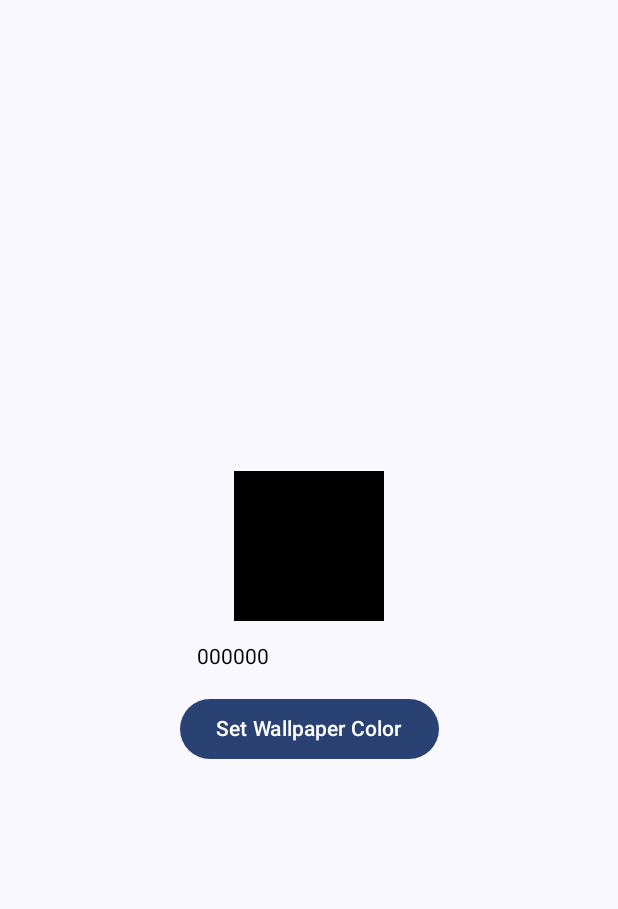
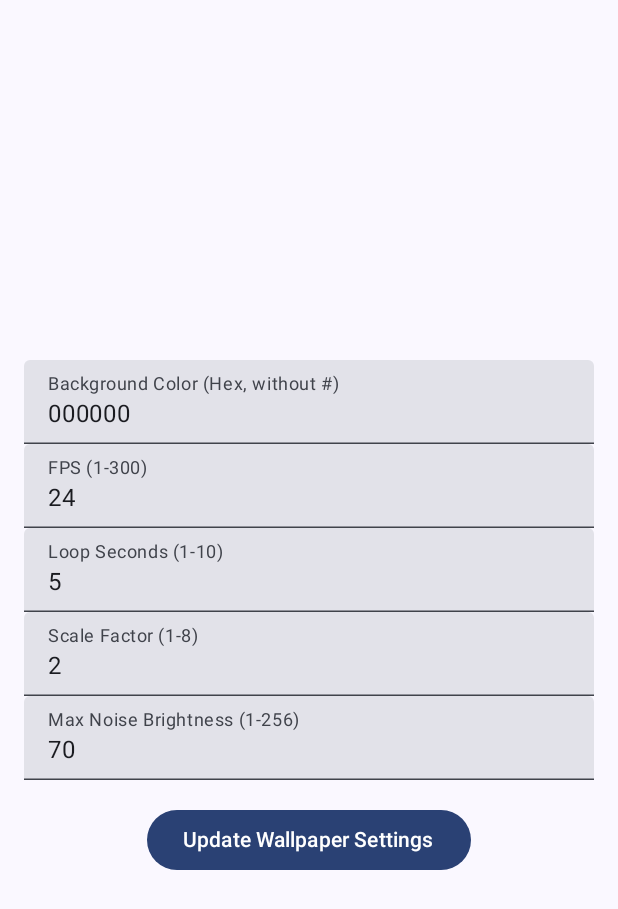
Before and after one commit to ImranR98/Wallstopper, an Android app built with Jetpack Compose: the screen it shows after launch (MainActivity), on a phone screen of 412 x 824 dp. Shown: the top 909 px of the screen. Run offline under Robolectric (Android 15) with nearby library versions, the phone set to English and light mode, and no system bars.

Commit message:
Add more settings

```diff
--- a/app/src/main/java/dev/imranr/staticwall/MainActivity.kt
+++ b/app/src/main/java/dev/imranr/staticwall/MainActivity.kt
@@ -31,14 +31,22 @@ import androidx.compose.foundation.text.BasicTextField
 import androidx.compose.material3.Button
 import androidx.compose.material3.Text
 import androidx.compose.runtime.*
+import androidx.compose.ui.unit.dp
+import android.content.SharedPreferences
+import android.graphics.Color
+import androidx.activity.compose.setContent
+import androidx.compose.foundation.layout.*
+import androidx.compose.material3.*
+import androidx.compose.runtime.*
 import androidx.compose.ui.Alignment
-import androidx.compose.ui.graphics.Color
+import androidx.compose.ui.graphics.Color as ComposeColor
 import androidx.compose.ui.unit.dp
 
 class MainActivity : ComponentActivity() {
     @OptIn(ExperimentalStdlibApi::class)
     override fun onCreate(savedInstanceState: Bundle?) {
         super.onCreate(savedInstanceState)
+        val prefs = getSharedPreferences("wallpaper_prefs", MODE_PRIVATE)
         setContent {
             StaticWallTheme {
                 // A surface container using the 'background' color from the theme
@@ -46,19 +54,13 @@ class MainActivity : ComponentActivity() {
                     modifier = Modifier.fillMaxSize(),
                     color = MaterialTheme.colorScheme.background
                 ) {
-                    var colorText by remember { mutableStateOf(TextFieldValue((initColour.toHexString(format = HexFormat.UpperCase)).substring(2))) }
-                    var isValidColor by remember { mutableStateOf(true) }
-                    var currentColor by remember { mutableStateOf(Color(initColour)) }
+                    var colorInput by remember { mutableStateOf(TextFieldValue((initColour.toHexString(format = HexFormat.UpperCase)).substring(2))) }
+                    var fpsInput by remember { mutableStateOf(TextFieldValue(initFPS.toString())) }
+                    var loopSecondsInput by remember { mutableStateOf(TextFieldValue(initLoopSeconds.toString())) }
+                    var scaleFactorInput by remember { mutableStateOf(TextFieldValue(initScaleFactor.toString())) }
+                    var maxNoiseBrightnessInput by remember { mutableStateOf(TextFieldValue(
+                        initMaxNoiseBrightness.toString())) }
 
-                    // Function to validate the color input
-                    fun isValidHexColor(input: String): Boolean {
-                        return input.length == 6 && input.all { it.isDigit() || it in 'A'..'F' || it in 'a'..'f' }
-                    }
-
-                    // Validate the input
-                    isValidColor = isValidHexColor(colorText.text)
-
-                    // UI with Jetpack Compose
                     Column(
                         modifier = Modifier
                             .fillMaxSize()
@@ -66,54 +68,64 @@ class MainActivity : ComponentActivity() {
                         horizontalAlignment = Alignment.CenterHorizontally,
                         verticalArrangement = Arrangement.Center
                     ) {
-                        // Preview box
-                        Box(
-                            modifier = Modifier
-                                .size(100.dp)
-                                .background(currentColor)
-                                .padding(16.dp)
+                        TextField(
+                            value = colorInput,
+                            onValueChange = { colorInput = it },
+                            label = { Text("Background Color (Hex, without #)") },
+                            modifier = Modifier.fillMaxWidth()
+                        )
+                        TextField(
+                            value = fpsInput,
+                            onValueChange = { fpsInput = it },
+                            label = { Text("FPS (1-300)") },
+                            modifier = Modifier.fillMaxWidth()
+                        )
+                        TextField(
+                            value = loopSecondsInput,
+                            onValueChange = { loopSecondsInput = it },
+                            label = { Text("Loop Seconds (1-10)") },
+                            modifier = Modifier.fillMaxWidth()
+                        )
+                        TextField(
+                            value = scaleFactorInput,
+                            onValueChange = { scaleFactorInput = it },
+                            label = { Text("Scale Factor (1-8)") },
+                            modifier = Modifier.fillMaxWidth()
+                        )
+                        TextField(
+                            value = maxNoiseBrightnessInput,
+                            onValueChange = { maxNoiseBrightnessInput = it },
+                            label = { Text("Max Noise Brightness (1-256)") },
+                            modifier = Modifier.fillMaxWidth()
                         )
 
-                        Spacer(modifier = Modifier.height(16.dp))
-
-                        // Text input for color
-                        BasicTextField(
-                            value = colorText,
-                            onValueChange = { colorText = it },
-                            modifier = Modifier
-                                .width(150.dp)
-                                .align(Alignment.CenterHorizontally)
-                        )
-
-                        Spacer(modifier = Modifier.height(16.dp))
-
-                        // Set color button
                         Button(
                             onClick = {
-                                val colorString = "#" + colorText.text // Prepend `#` to hex code
-                                val color = try {
-                                    android.graphics.Color.parseColor(colorString)
-                                } catch (e: IllegalArgumentException) {
-                                    print(e);
-                                    initColour // Fallback color
+                                // Validate and save inputs
+                                val colorHex = colorInput.text
+                                val fps = fpsInput.text.toIntOrNull()?.coerceIn(1, 300) ?: initFPS
+                                val loopSeconds = loopSecondsInput.text.toIntOrNull()?.coerceIn(1, 10) ?: initLoopSeconds
+                                val scaleFactor = scaleFactorInput.text.toIntOrNull()?.coerceIn(1, 8) ?: initScaleFactor
+                                val maxNoiseBrightness = maxNoiseBrightnessInput.text.toIntOrNull()?.coerceIn(1, 256) ?: initMaxNoiseBrightness
+
+                                val color = if (colorHex.startsWith("#")) {
+                                    Color.parseColor(colorHex)
+                                } else {
+                                    Color.parseColor("#$colorHex")
                                 }
 
-                                // Save the selected color in SharedPreferences
-                                val sharedPrefs = getSharedPreferences("wallpaper_prefs", MODE_PRIVATE)
-                                sharedPrefs.edit().putInt("wallpaper_color", color).apply()
-
-                                // Update preview
-                                currentColor = Color(color)
-
+                                with(prefs.edit()) {
+                                    putInt("wallpaper_color", color)
+                                    putInt("fps", fps)
+                                    putInt("loop_seconds", loopSeconds)
+                                    putInt("scale_factor", scaleFactor)
+                                    putInt("max_noise_brightness", maxNoiseBrightness)
+                                    apply()
+                                }
                             },
-                            enabled = isValidColor
+                            modifier = Modifier.padding(top = 16.dp)
                         ) {
-                            Text("Set Wallpaper Color")
-                        }
-
-                        // Show validation message if input is invalid
-                        if (!isValidColor) {
-                            Text(text = "Invalid color! Please enter a valid 6-character hex code.", color = Color.Red)
+                            Text("Update Wallpaper Settings")
                         }
                     }
                 }
```
Also changed, not shown: app/src/main/java/dev/imranr/staticwall/MyWallpaperService.kt (+30 -13 lines).
